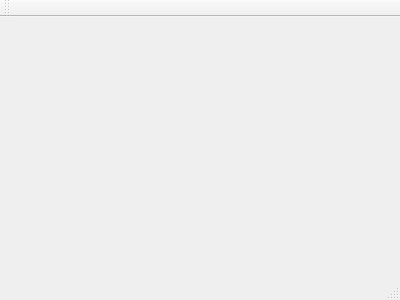
Old version of the form mainwindow.ui in the repository hzxie/FileRenameUtility.
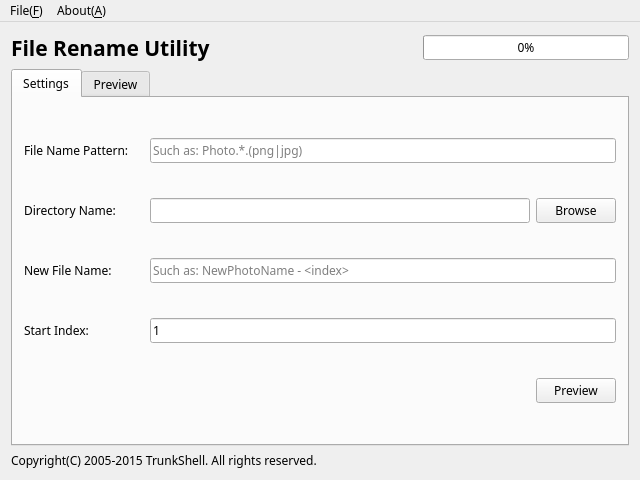
New version of the form. Icons and pictures are not drawn.

Commit message: Design UI for the application.

```diff
--- a/mainwindow.ui
+++ b/mainwindow.ui
@@ -1,24 +1,362 @@
 <ui version="4.0">
  <class>MainWindow</class>
- <widget class="QMainWindow" name="MainWindow" >
-  <property name="geometry" >
+ <widget class="QMainWindow" name="MainWindow">
+  <property name="windowModality">
+   <enum>Qt::NonModal</enum>
+  </property>
+  <property name="geometry">
    <rect>
     <x>0</x>
     <y>0</y>
-    <width>400</width>
-    <height>300</height>
+    <width>640</width>
+    <height>480</height>
    </rect>
   </property>
-  <property name="windowTitle" >
-   <string>MainWindow</string>
+  <property name="font">
+   <font>
+    <family>微软雅黑</family>
+    <weight>50</weight>
+    <bold>false</bold>
+   </font>
   </property>
-  <widget class="QMenuBar" name="menuBar" />
-  <widget class="QToolBar" name="mainToolBar" />
-  <widget class="QWidget" name="centralWidget" />
-  <widget class="QStatusBar" name="statusBar" />
+  <property name="windowTitle">
+   <string>File Rename Utility</string>
+  </property>
+  <property name="windowIcon">
+   <iconset resource="resources.qrc">
+    <normaloff>:/icon.ico</normaloff>:/icon.ico</iconset>
+  </property>
+  <property name="locale">
+   <locale language="English" country="UnitedStates"/>
+  </property>
+  <widget class="QWidget" name="centralWidget">
+   <layout class="QVBoxLayout" name="verticalLayout_2">
+    <item>
+     <layout class="QHBoxLayout" name="horizontalLayout_1">
+      <property name="sizeConstraint">
+       <enum>QLayout::SetMaximumSize</enum>
+      </property>
+      <property name="topMargin">
+       <number>0</number>
+      </property>
+      <item>
+       <widget class="QLabel" name="labelApplication">
+        <property name="font">
+         <font>
+          <family>微软雅黑</family>
+          <pointsize>16</pointsize>
+          <weight>75</weight>
+          <bold>true</bold>
+         </font>
+        </property>
+        <property name="text">
+         <string>File Rename Utility</string>
+        </property>
+       </widget>
+      </item>
+      <item>
+       <spacer name="horizontalSpacer">
+        <property name="orientation">
+         <enum>Qt::Horizontal</enum>
+        </property>
+        <property name="sizeHint" stdset="0">
+         <size>
+          <width>40</width>
+          <height>20</height>
+         </size>
+        </property>
+       </spacer>
+      </item>
+      <item>
+       <widget class="QProgressBar" name="progressBar">
+        <property name="value">
+         <number>0</number>
+        </property>
+       </widget>
+      </item>
+     </layout>
+    </item>
+    <item>
+     <widget class="QTabWidget" name="tabWidget">
+      <property name="currentIndex">
+       <number>0</number>
+      </property>
+      <widget class="QWidget" name="tabSettings">
+       <attribute name="title">
+        <string>Settings</string>
+       </attribute>
+       <layout class="QVBoxLayout" name="verticalLayout">
+        <item>
+         <layout class="QHBoxLayout" name="horizontalLayout">
+          <item>
+           <widget class="QLabel" name="labelFileNamePattern">
+            <property name="sizePolicy">
+             <sizepolicy hsizetype="Fixed" vsizetype="Preferred">
+              <horstretch>0</horstretch>
+              <verstretch>0</verstretch>
+             </sizepolicy>
+            </property>
+            <property name="minimumSize">
+             <size>
+              <width>120</width>
+              <height>0</height>
+             </size>
+            </property>
+            <property name="maximumSize">
+             <size>
+              <width>120</width>
+              <height>16777215</height>
+             </size>
+            </property>
+            <property name="text">
+             <string>File Name Pattern:</string>
+            </property>
+           </widget>
+          </item>
+          <item>
+           <widget class="QLineEdit" name="lineEditFileNamePattern">
+            <property name="placeholderText">
+             <string>Such as: Photo.*.(png|jpg)</string>
+            </property>
+           </widget>
+          </item>
+         </layout>
+        </item>
+        <item>
+         <layout class="QHBoxLayout" name="horizontalLayout_2">
+          <item>
+           <widget class="QLabel" name="labelDirectoryName">
+            <property name="sizePolicy">
+             <sizepolicy hsizetype="Fixed" vsizetype="Preferred">
+              <horstretch>0</horstretch>
+              <verstretch>0</verstretch>
+             </sizepolicy>
+            </property>
+            <property name="minimumSize">
+             <size>
+              <width>120</width>
+              <height>0</height>
+             </size>
+            </property>
+            <property name="maximumSize">
+             <size>
+              <width>120</width>
+              <height>16777215</height>
+             </size>
+            </property>
+            <property name="text">
+             <string>Directory Name:</string>
+            </property>
+           </widget>
+          </item>
+          <item>
+           <widget class="QLineEdit" name="lineEditDirectoryName">
+            <property name="readOnly">
+             <bool>true</bool>
+            </property>
+           </widget>
+          </item>
+          <item>
+           <widget class="QPushButton" name="pushButtonBrowse">
+            <property name="text">
+             <string>Browse</string>
+            </property>
+           </widget>
+          </item>
+         </layout>
+        </item>
+        <item>
+         <layout class="QHBoxLayout" name="horizontalLayout_3">
+          <item>
+           <widget class="QLabel" name="labelNewFileName">
+            <property name="sizePolicy">
+             <sizepolicy hsizetype="Fixed" vsizetype="Preferred">
+              <horstretch>0</horstretch>
+              <verstretch>0</verstretch>
+             </sizepolicy>
+            </property>
+            <property name="minimumSize">
+             <size>
+              <width>120</width>
+              <height>0</height>
+             </size>
+            </property>
+            <property name="maximumSize">
+             <size>
+              <width>120</width>
+              <height>16777215</height>
+             </size>
+            </property>
+            <property name="text">
+             <string>New File Name:</string>
+            </property>
+           </widget>
+          </item>
+          <item>
+           <widget class="QLineEdit" name="lineEditNewFileName">
+            <property name="placeholderText">
+             <string>Such as: NewPhotoName - &lt;index&gt;</string>
+            </property>
+           </widget>
+          </item>
+         </layout>
+        </item>
+        <item>
+         <layout class="QHBoxLayout" name="horizontalLayout_5">
+          <item>
+           <widget class="QLabel" name="labelStartIndex">
+            <property name="sizePolicy">
+             <sizepolicy hsizetype="Fixed" vsizetype="Preferred">
+              <horstretch>0</horstretch>
+              <verstretch>0</verstretch>
+             </sizepolicy>
+            </property>
+            <property name="minimumSize">
+             <size>
+              <width>120</width>
+              <height>0</height>
+             </size>
+            </property>
+            <property name="maximumSize">
+             <size>
+              <width>120</width>
+              <height>16777215</height>
+             </size>
+            </property>
+            <property name="text">
+             <string>Start Index:</string>
+            </property>
+           </widget>
+          </item>
+          <item>
+           <widget class="QLineEdit" name="lineEdit">
+            <property name="text">
+             <string>1</string>
+            </property>
+           </widget>
+          </item>
+         </layout>
+        </item>
+        <item>
+         <layout class="QHBoxLayout" name="horizontalLayout_4">
+          <item>
+           <spacer name="horizontalSpacer_2">
+            <property name="orientation">
+             <enum>Qt::Horizontal</enum>
+            </property>
+            <property name="sizeHint" stdset="0">
+             <size>
+              <width>40</width>
+              <height>20</height>
+             </size>
+            </property>
+           </spacer>
+          </item>
+          <item>
+           <widget class="QPushButton" name="pushButtonPreview">
+            <property name="text">
+             <string>Preview</string>
+            </property>
+           </widget>
+          </item>
+         </layout>
+        </item>
+       </layout>
+      </widget>
+      <widget class="QWidget" name="tabPreview">
+       <attribute name="title">
+        <string>Preview</string>
+       </attribute>
+       <layout class="QVBoxLayout" name="verticalLayout_3">
+        <item>
+         <widget class="QTreeWidget" name="treeWidget">
+          <column>
+           <property name="text">
+            <string>Origin File Name</string>
+           </property>
+          </column>
+          <column>
+           <property name="text">
+            <string>New File Name</string>
+           </property>
+          </column>
+         </widget>
+        </item>
+        <item>
+         <layout class="QHBoxLayout" name="horizontalLayout_6">
+          <item>
+           <spacer name="horizontalSpacer_3">
+            <property name="orientation">
+             <enum>Qt::Horizontal</enum>
+            </property>
+            <property name="sizeHint" stdset="0">
+             <size>
+              <width>40</width>
+              <height>20</height>
+             </size>
+            </property>
+           </spacer>
+          </item>
+          <item>
+           <widget class="QPushButton" name="pushButtonProcess">
+            <property name="text">
+             <string>Process</string>
+            </property>
+           </widget>
+          </item>
+         </layout>
+        </item>
+       </layout>
+      </widget>
+     </widget>
+    </item>
+    <item>
+     <widget class="QLabel" name="labelCopyright">
+      <property name="text">
+       <string>Copyright(C) 2005-2015 TrunkShell. All rights reserved.</string>
+      </property>
+     </widget>
+    </item>
+   </layout>
+  </widget>
+  <widget class="QMenuBar" name="menuBar">
+   <property name="geometry">
+    <rect>
+     <x>0</x>
+     <y>0</y>
+     <width>640</width>
+     <height>23</height>
+    </rect>
+   </property>
+   <widget class="QMenu" name="menuFile">
+    <property name="title">
+     <string>File(&amp;F)</string>
+    </property>
+    <addaction name="actionExit"/>
+   </widget>
+   <widget class="QMenu" name="menuAbout">
+    <property name="title">
+     <string>About(&amp;A)</string>
+    </property>
+    <addaction name="actionAboutUs"/>
+   </widget>
+   <addaction name="menuFile"/>
+   <addaction name="menuAbout"/>
+  </widget>
+  <action name="actionExit">
+   <property name="text">
+    <string>Exit(&amp;X)</string>
+   </property>
+  </action>
+  <action name="actionAboutUs">
+   <property name="text">
+    <string>About us(&amp;A)</string>
+   </property>
+  </action>
  </widget>
- <layoutDefault spacing="6" margin="11" />
- <pixmapfunction></pixmapfunction>
- <resources/>
+ <layoutdefault spacing="6" margin="11"/>
+ <resources>
+  <include location="resources.qrc"/>
+ </resources>
  <connections/>
 </ui>
```
Left out of the diff: 1 changed line with no effect on the pictures. The commit also changes 3 other files.
